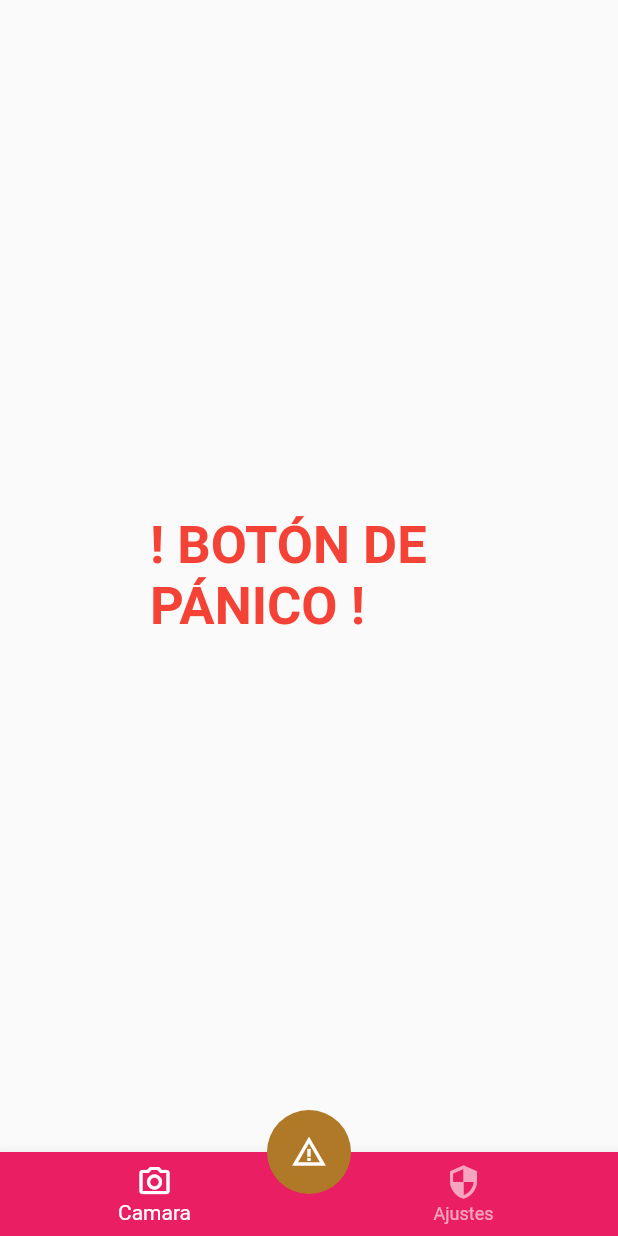
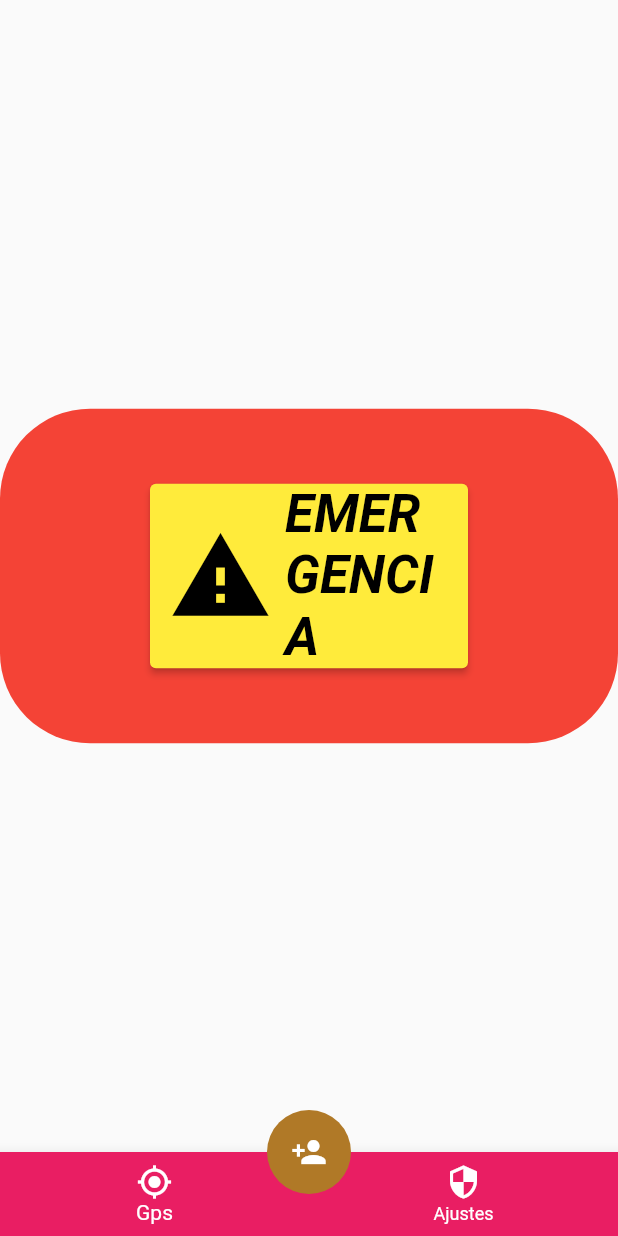
Before and after one commit to JuanPaauul/Nos-importas, a Flutter app: the PanicPage screen opened directly, on a phone screen of 412 x 824 dp. Run offline on Flutter 3.47's test engine with Material 2 defaults, Android fonts, the phone set to English and light mode, and no system bars; our stand-ins replace animate_do, google_maps_flutter, google_sign_in, image_picker.

Commit message:
UI adicion y envio de Gmail

```diff
--- a/lib/screens/button_emergency_screen.dart
+++ b/lib/screens/button_emergency_screen.dart
@@ -27,21 +27,34 @@ class _MiPagina1State extends State<PanicPage> {
             children: <Widget>[
               TextButton(
                 style: TextButton.styleFrom(
-                  padding:
-                      const EdgeInsets.symmetric(horizontal: 100, vertical: 10),
-                  textStyle: const TextStyle(
-                    color: Colors.blueGrey,
+                    padding: const EdgeInsets.symmetric(
+                        horizontal: 100, vertical: 50),
+                    textStyle: const TextStyle(
+                      color: Colors.blueGrey,
+                    ),
+                    shape: RoundedRectangleBorder(
+                      borderRadius: BorderRadius.circular(60.0),
+                    ),
+                    primary: Colors.red,
+                    backgroundColor: Colors.red),
+                child: ElevatedButton.icon(
+                  onPressed: EmergencyButton,
+                  style: TextButton.styleFrom(
+                      primary: Colors.redAccent,
+                      backgroundColor: Colors.yellow),
+                  label: Text(
+                    'EMERGENCIA',
+                    style: TextStyle(
+                        fontWeight: FontWeight.bold,
+                        fontSize: 35,
+                        fontStyle: FontStyle.italic,
+                        color: Colors.black),
                   ),
-                  shape: RoundedRectangleBorder(
-                    borderRadius: BorderRadius.circular(30.0),
+                  icon: Icon(
+                    Icons.warning,
+                    size: 70,
+                    color: Colors.black,
                   ),
-                ),
-                child: const Text(
-                  '! BOTÓN DE PÁNICO !',
-                  style: TextStyle(
-                      color: Colors.red,
-                      fontSize: 35.0,
-                      fontWeight: FontWeight.bold),
                 ),
                 onPressed: () {
                   setState(() {});
@@ -57,6 +70,9 @@ class _MiPagina1State extends State<PanicPage> {
     );
   }
 }
+
+// manda un GMAIL \\
+void EmergencyButton() {}
 
 class CustomScreen extends StatelessWidget {
   final Color color;
@@ -139,10 +155,10 @@ class BarraNavegacion extends StatelessWidget {
         },
         backgroundColor: Colors.pink,
         selectedItemColor: Colors.white,
-        unselectedItemColor: Colors.white.withOpacity(0.6),
+        unselectedItemColor: Colors.white.withOpacity(1.0),
         items: [
           const BottomNavigationBarItem(
-              icon: Icon(Icons.camera_alt_outlined), label: ('Camara')),
+              icon: Icon(Icons.gps_fixed), label: ('Gps')),
           const BottomNavigationBarItem(
               icon: Icon(Icons.security_sharp), label: ('Ajustes'))
         ]);
@@ -158,7 +174,7 @@ class BotonFlotante extends StatelessWidget {
         backgroundColor: const Color.fromARGB(255, 176, 121, 39),
         elevation: 0,
         highlightElevation: 0,
-        child: const Icon(Icons.warning_amber),
+        child: const Icon(Icons.person_add),
         onPressed: () {
           Navigator.push(
               context,
```
Also changed, not shown: lib/screens/camera_function.dart (+21 -9 lines).
